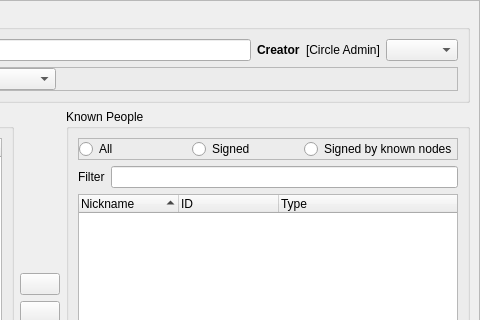
The window that retroshare-gui/src/gui/Circles/CreateCircleDialog.ui (RetroShare/RetroShare) describes before a commit, drawn with Qt 5; both pictures show x 401 to 881 and y 0 to 320 of the 881 by 515 pixel window.
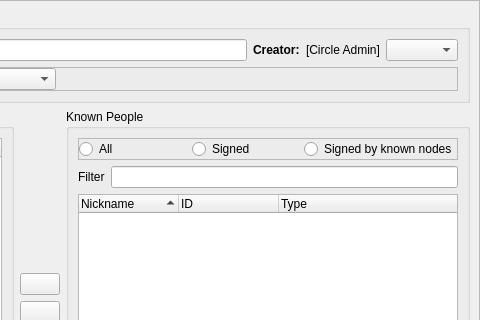
The same window after the commit. Icons and pictures are not drawn. Custom widgets are drawn as their Qt base class.

Commit message: fixed tiny bits in circles/people GUI

The edit to the form file:
```diff
--- a/retroshare-gui/src/gui/Circles/CreateCircleDialog.ui
+++ b/retroshare-gui/src/gui/Circles/CreateCircleDialog.ui
@@ -261,7 +261,7 @@
               </font>
              </property>
              <property name="text">
-              <string>Creator</string>
+              <string>Creator:</string>
              </property>
             </widget>
            </item>
```
The commit also changes 1 other file.
